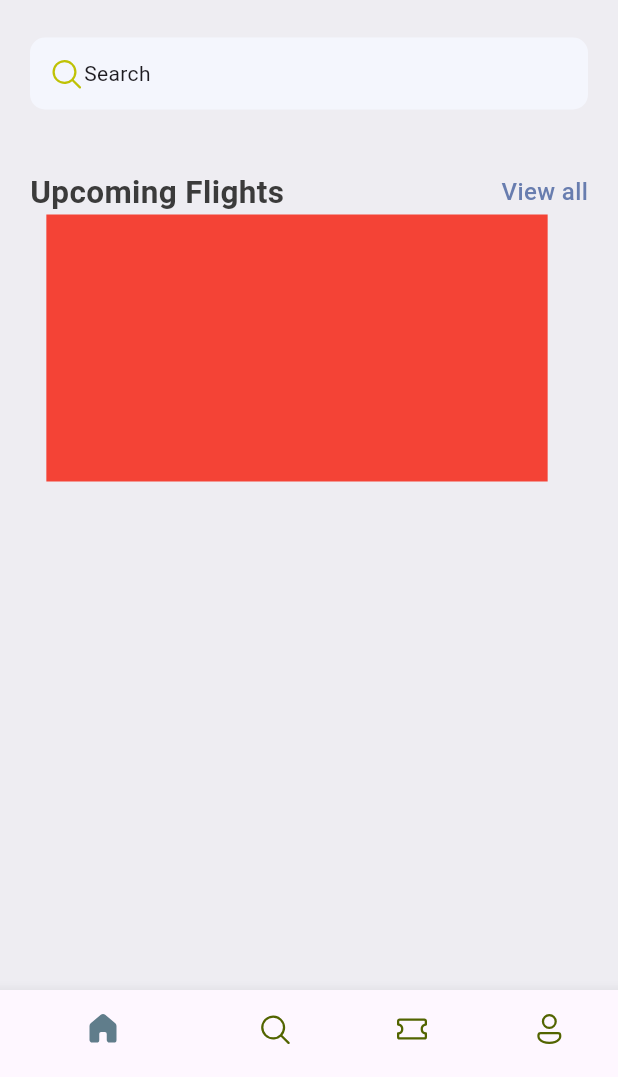
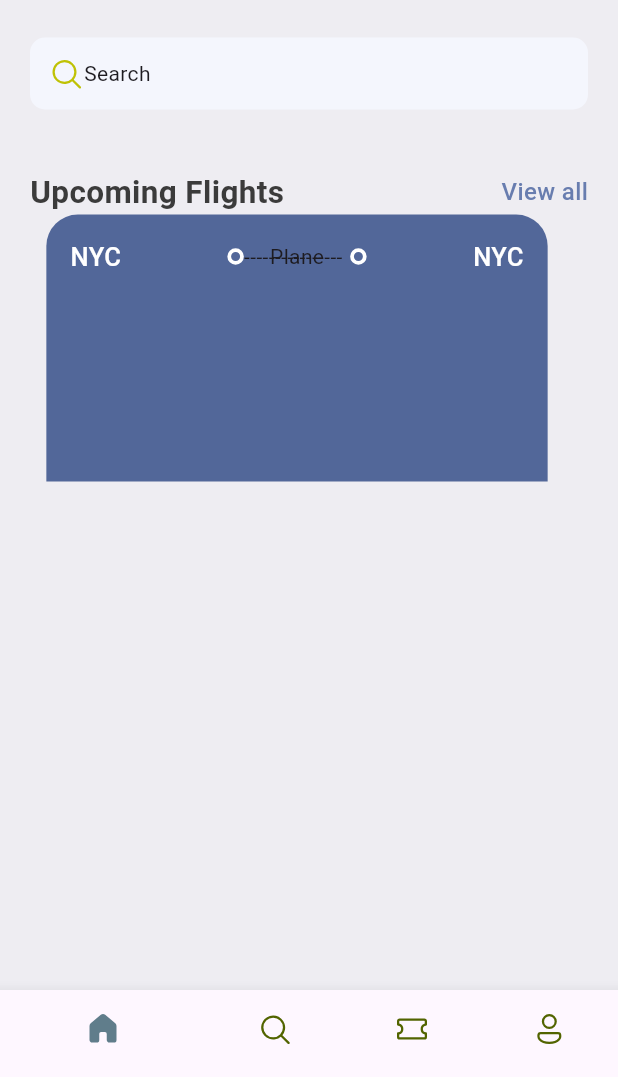
Before and after one commit to Gontse/ticket_app, a Flutter app: the screen it shows after launch, on a phone screen of 412 x 824 dp, the part 159-1236 px from its top. Run offline on Flutter 3.47's test engine with Material 3 defaults, Android fonts, the phone set to English and light mode, and no system bars; our stand-ins replace fluentui_icons.

Commit message:
Added Big Dot Widget

```diff
--- /dev/null
+++ b/lib/Core/Widgets/big_dot.dart
@@ -0,0 +1,17 @@
+import 'package:flutter/cupertino.dart';
+import 'package:flutter/material.dart';
+
+class BigDot extends StatelessWidget {
+  const BigDot({super.key});
+
+  @override
+  Widget build(BuildContext context) {
+    return Container(
+      padding: EdgeInsets.all(3),
+    decoration: BoxDecoration(
+      border: Border.all(width: 2.5, color: Colors.white),
+      borderRadius: BorderRadius.circular(20)
+    ),
+    );
+  }
+}
--- a/lib/Core/Widgets/ticket_view.dart
+++ b/lib/Core/Widgets/ticket_view.dart
@@ -1,5 +1,7 @@
 import 'package:flutter/cupertino.dart';
 import 'package:flutter/material.dart';
+import 'package:ticket_app/Core/Widgets/big_dot.dart';
+import 'package:ticket_app/res/Styles/app_styles.dart';
 
 class TicketView extends StatelessWidget {
   const TicketView({super.key});
@@ -13,7 +15,33 @@ class TicketView extends StatelessWidget {
       height: 178,
       child: Container(
         margin: EdgeInsets.only(right: 16),
-        color: Colors.red,
+        padding: EdgeInsets.all(16),
+        child: Center(child: Column(
+          children: [
+            Row(
+              children: [
+                Text("NYC", style: AppStyles.headlineStyle3.copyWith(
+                  color: Colors.white),),
+                Expanded(child: Container()),
+                BigDot(),
+                Expanded(child: Stack(children: [
+                  SizedBox(
+                    child: Text("----------------"),
+                  ),
+                  Center(child: Text("Plane"),)
+                ],)),
+                BigDot(),
+                Expanded(child: Container()),
+                Text("NYC", style: AppStyles.headlineStyle3.copyWith(
+                    color: Colors.white),),
+              ],
+            )
+          ],
+        )),
+        decoration: BoxDecoration(
+          color: AppStyles.ticketBlue,
+            borderRadius: BorderRadius.only(
+                topLeft: Radius.circular(21), topRight: Radius.circular(21))),
       ),
     );
   }
--- a/lib/main.dart
+++ b/lib/main.dart
@@ -13,7 +13,7 @@ class MyApp extends StatelessWidget {
   Widget build(BuildContext context) {
     return const MaterialApp(
       debugShowCheckedModeBanner: false,
-      home: BottomNavBar(),
+      home: BottomNavBar()
     );
   }
 }
--- a/lib/res/Styles/app_styles.dart
+++ b/lib/res/Styles/app_styles.dart
@@ -6,6 +6,7 @@ class AppStyles {
   static Color primaryColor = primary;
   static Color textColor = const Color(0xFF3b3b3b);
   static Color bgColor = const Color(0xFFeeedf2);
+  static Color ticketBlue = const Color(0xFF526799);
 
   static TextStyle textStyle = TextStyle(
       fontSize: 16,
```
